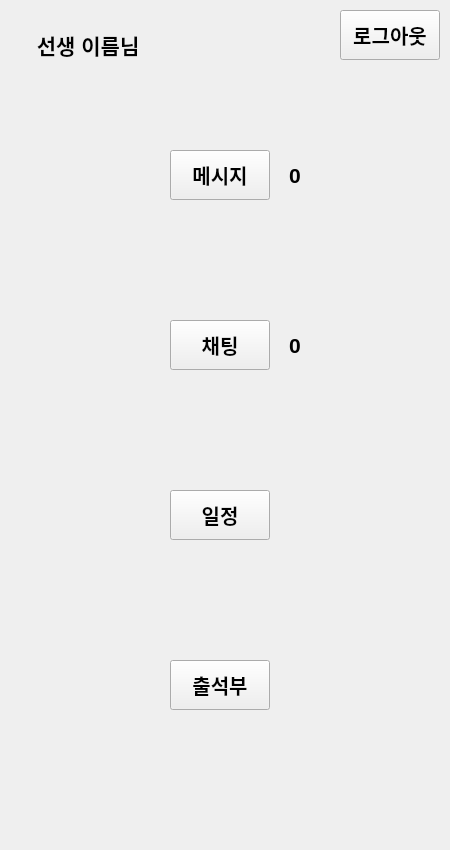
This is teacherP.ui in minseokju/HrdApp as Qt 5 draws it before an edit. The edited form follows.
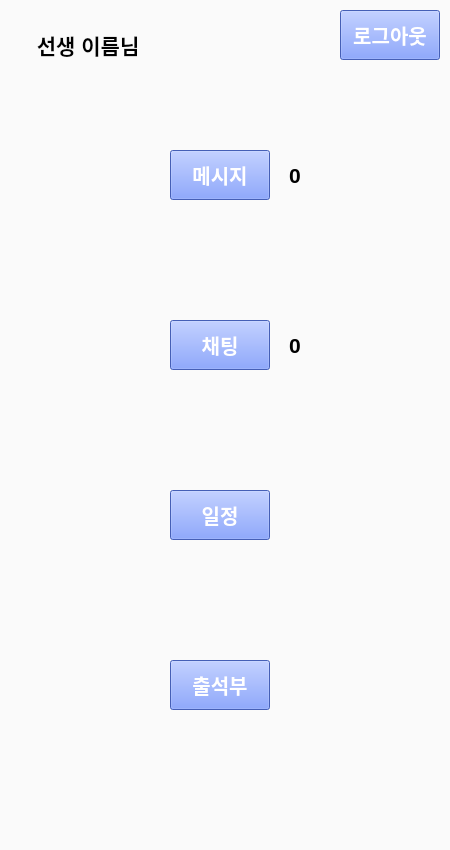
This is the edited form. The open tabs and pages were chosen to show the change.

Patch:
```diff
--- a/teacherP.ui
+++ b/teacherP.ui
@@ -13,6 +13,9 @@
   <property name="windowTitle">
    <string>Form</string>
   </property>
+  <property name="styleSheet">
+   <string notr="true">background-color : rgb(255, 255, 255)</string>
+  </property>
   <widget class="QStackedWidget" name="teacherStack">
    <property name="geometry">
     <rect>
@@ -22,6 +25,9 @@
      <height>850</height>
     </rect>
    </property>
+   <property name="styleSheet">
+    <string notr="true">background-color : rgb(250, 250, 250)</string>
+   </property>
    <property name="currentIndex">
     <number>3</number>
    </property>
@@ -42,6 +48,10 @@
        <bold>true</bold>
       </font>
      </property>
+     <property name="styleSheet">
+      <string notr="true">background-color : rgb(96, 133, 255);
+color : rgb(255, 255, 255)</string>
+     </property>
      <property name="text">
       <string>채팅</string>
      </property>
@@ -62,6 +72,10 @@
        <bold>true</bold>
       </font>
      </property>
+     <property name="styleSheet">
+      <string notr="true">background-color : rgb(96, 133, 255);
+color : rgb(255, 255, 255)</string>
+     </property>
      <property name="text">
       <string>출석부</string>
      </property>
@@ -82,6 +96,10 @@
        <bold>true</bold>
       </font>
      </property>
+     <property name="styleSheet">
+      <string notr="true">background-color : rgb(96, 133, 255);
+color : rgb(255, 255, 255)</string>
+     </property>
      <property name="text">
       <string>일정</string>
      </property>
@@ -102,6 +120,10 @@
        <bold>true</bold>
       </font>
      </property>
+     <property name="styleSheet">
+      <string notr="true">background-color : rgb(96, 133, 255);
+color : rgb(255, 255, 255)</string>
+     </property>
      <property name="text">
       <string>메시지</string>
      </property>
@@ -122,6 +144,10 @@
        <bold>true</bold>
       </font>
      </property>
+     <property name="styleSheet">
+      <string notr="true">background-color : rgb(96, 133, 255);
+color : rgb(255, 255, 255)</string>
+     </property>
      <property name="text">
       <string>로그아웃</string>
      </property>
```
Left out of the diff: 48 changed lines with no effect on the pictures.
